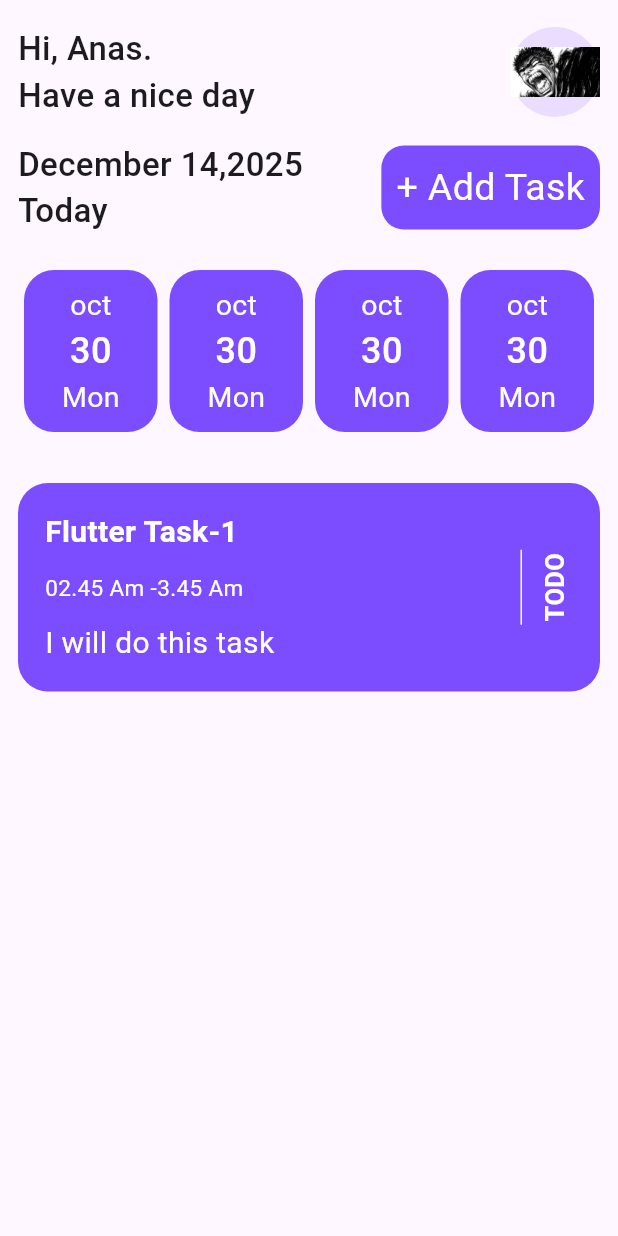
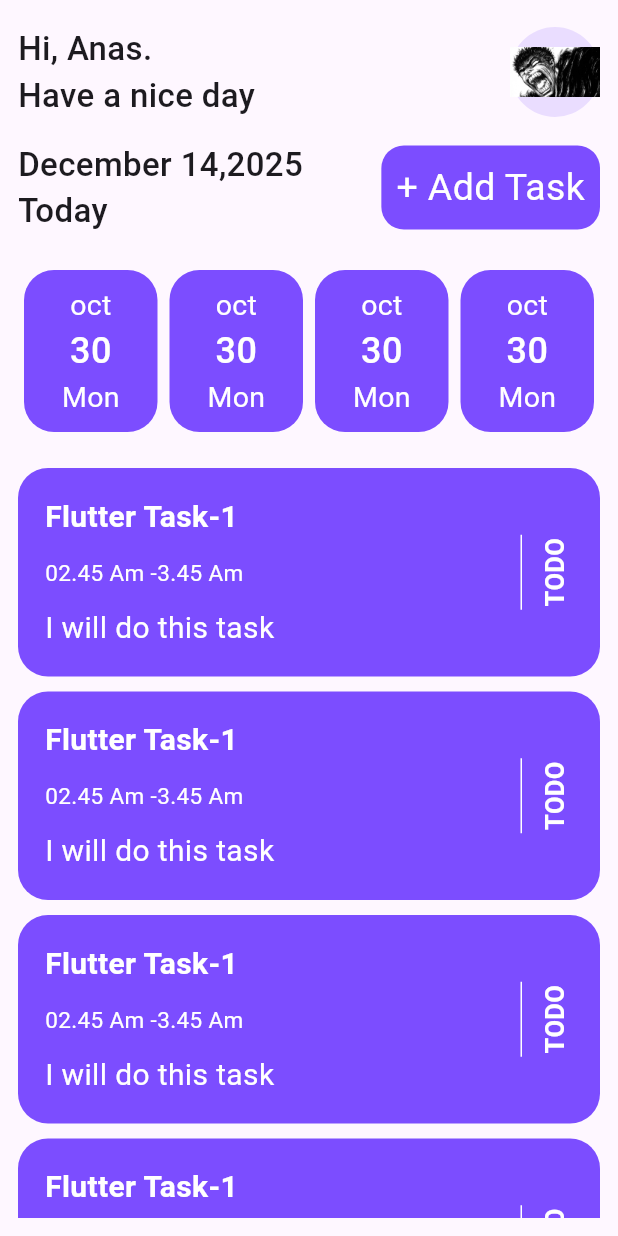
Before and after one commit to Anas3Ezz/taskati, a Flutter app: the HomeScreen screen opened directly, on a phone screen of 412 x 824 dp. Run offline on Flutter 3.47's test engine with Material 3 defaults, Android fonts, the phone set to English and light mode, and no system bars; our stand-ins replace image_picker, lottie.

```diff
--- a/lib/screens/home_screen.dart
+++ b/lib/screens/home_screen.dart
@@ -14,12 +14,12 @@ class HomeScreen extends StatelessWidget {
         child: Padding(
           padding: const EdgeInsets.all(12.0),
           child: ListView(
-            children: const [
-              HomeScreenProfileName(),
-              SizedBox(height: 10),
-              TodaysDate(),
-              SizedBox(height: 20),
-              Row(
+            children: [
+              const HomeScreenProfileName(),
+              const SizedBox(height: 10),
+              const TodaysDate(),
+              const SizedBox(height: 20),
+              const Row(
                 children: [
                   DaysOfDate(),
                   DaysOfDate(),
@@ -27,8 +27,16 @@ class HomeScreen extends StatelessWidget {
                   DaysOfDate(),
                 ],
               ),
-              SizedBox(height: 20),
-              TaskCardWidget(),
+              const SizedBox(height: 20),
+              ListView.separated(
+                shrinkWrap: true,
+                physics: const NeverScrollableScrollPhysics(),
+                itemBuilder: (context, index) => const TaskCardWidget(),
+                separatorBuilder: (context, index) =>
+                    const SizedBox(height: 10),
+                itemCount: 10,
+              ),
+              // const TaskCardWidget(),
             ],
           ),
         ),
--- a/lib/widgets/task_card.dart
+++ b/lib/widgets/task_card.dart
@@ -7,8 +7,6 @@ class TaskCardWidget extends StatelessWidget {
   Widget build(BuildContext context) {
     return Dismissible(
       key: UniqueKey(),
-      child: Padding(
-        padding: const EdgeInsets.symmetric(vertical: 10.0),
       child: Container(
         width: double.infinity,
         decoration: BoxDecoration(
@@ -59,7 +57,6 @@ class TaskCardWidget extends StatelessWidget {
           ),
         ),
       ),
-      ),
     );
   }
 }
```
Lines whose indentation alone changed are shown as unchanged.
